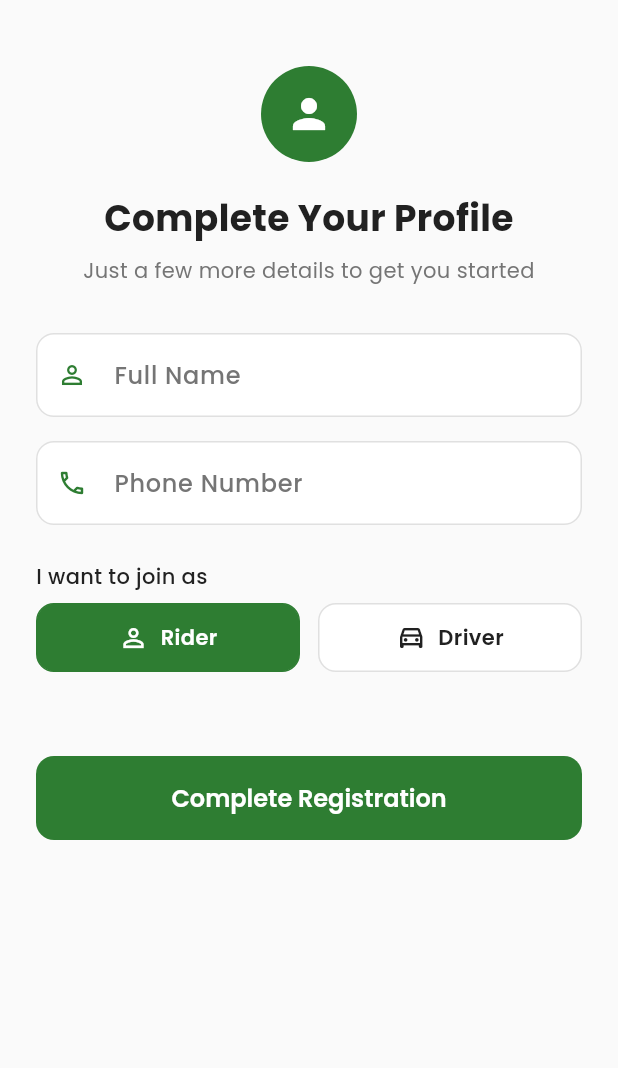
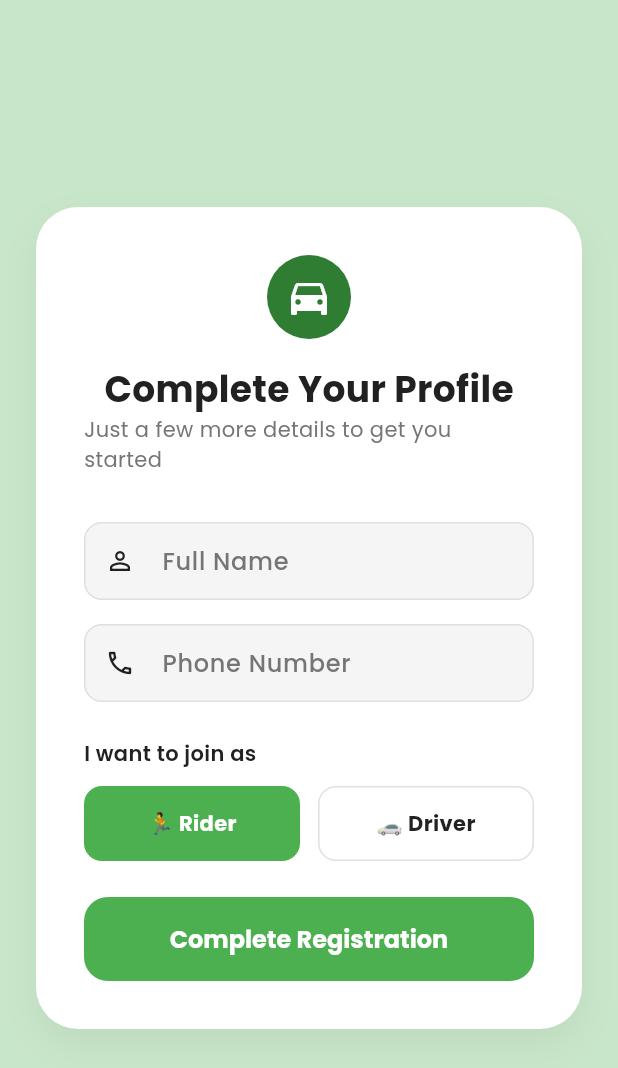
Before and after one commit to Adhikkesh/Eco-Ride, a Flutter app: the screen it shows once a user with an empty profile is signed in, on a phone screen of 412 x 824 dp. Shown: the top 1068 px of the screen. Run offline on Flutter 3.47's test engine with Material 3 defaults, Android fonts, the phone set to English and light mode, and no system bars; our stand-ins replace cloud_firestore, file_picker, firebase_auth, firebase_core, firebase_database, firebase_storage and 4 more; accounts and stored records are empty.

Commit message:
improved location permissions, errors, and refactor uploads to byte data

```diff
--- a/apps/mobile/lib/features/onboarding/screens/onboarding_screen.dart
+++ b/apps/mobile/lib/features/onboarding/screens/onboarding_screen.dart
@@ -1,13 +1,11 @@
 import 'dart:io';
-
-import 'package:file_picker/file_picker.dart';
+import 'package:flutter/foundation.dart';
 import 'package:flutter/material.dart';
 import 'package:google_fonts/google_fonts.dart';
 import 'package:intl/intl.dart';
-
+import 'package:file_picker/file_picker.dart';
 import '../../../core/constants/app_constants.dart';
 import '../../../core/services/auth_service.dart';
-import '../../auth/screens/login_screen.dart';
 
 class OnboardingScreen extends StatefulWidget {
   const OnboardingScreen({super.key});
@@ -18,8 +16,6 @@ class OnboardingScreen extends StatefulWidget {
 
 class _OnboardingScreenState extends State<OnboardingScreen> {
   final _formKey = GlobalKey<FormState>();
-
-  // State
   bool _isLoading = false;
   UserRole _selectedRole = UserRole.rider;
 
@@ -31,13 +27,18 @@ class _OnboardingScreenState extends State<OnboardingScreen> {
   final _plateNumberController = TextEditingController();
   final _modelController = TextEditingController();
   final _pollutionExpiryController = TextEditingController();
+  final _passengersController = TextEditingController();
   bool _isEv = false;
 
   // Files
-  File? _kycFile;
-  File? _licenseFile;
+  Uint8List? _kycBytes;
+  Uint8List? _licenseBytes;
   String? _kycFileName;
   String? _licenseFileName;
+
+  // Design Colors
+  static const Color sageGreen = Color(0xFFC8E6C9);
+  static const Color ecoGreen = Color(0xFF4CAF50);
 
   @override
   void initState() {
@@ -46,13 +47,11 @@ class _OnboardingScreenState extends State<OnboardingScreen> {
   }
 
   Future<void> _prefillData() async {
-    final user = await AuthService.instance.currentUser;
+    final user = AuthService.instance.currentUser;
     if (user != null) {
-      if (user.displayName != null && _nameController.text.isEmpty) {
       setState(() {
-          _nameController.text = user.displayName!;
+        _nameController.text = user.displayName ?? '';
       });
-      }
     }
   }
 
@@ -63,34 +62,48 @@ class _OnboardingScreenState extends State<OnboardingScreen> {
     _plateNumberController.dispose();
     _modelController.dispose();
     _pollutionExpiryController.dispose();
+    _passengersController.dispose();
     super.dispose();
   }
 
-  // File Picker
   Future<void> _pickFile(bool isKyc) async {
     try {
       final result = await FilePicker.platform.pickFiles(
         type: FileType.custom,
         allowedExtensions: ['jpg', 'jpeg', 'png', 'pdf'],
+        withData: kIsWeb, // Required for bytes on some platforms
       );
 
-      if (result != null && result.files.single.path != null) {
+      if (result != null && result.files.single.bytes != null) {
         setState(() {
           if (isKyc) {
-            _kycFile = File(result.files.single.path!);
+            _kycBytes = result.files.single.bytes;
             _kycFileName = result.files.single.name;
           } else {
-            _licenseFile = File(result.files.single.path!);
+            _licenseBytes = result.files.single.bytes;
+            _licenseFileName = result.files.single.name;
+          }
+        });
+      } else if (result != null && result.files.single.path != null) {
+        // Fallback for mobile if needed
+        final file = File(result.files.single.path!);
+        final bytes = await file.readAsBytes();
+        setState(() {
+          if (isKyc) {
+            _kycBytes = bytes;
+            _kycFileName = result.files.single.name;
+          } else {
+            _licenseBytes = bytes;
             _licenseFileName = result.files.single.name;
           }
         });
       }
     } catch (e) {
-      _showErrorSnackbar('Error picking file: $e');
+      debugPrint('Onboarding: File pick error: $e');
+      _showErrorSnackBar('Error picking file: $e');
     }
   }
 
-  // Date Picker
   Future<void> _pickDate() async {
     final picked = await showDatePicker(
       context: context,
@@ -109,12 +122,8 @@ class _OnboardingScreenState extends State<OnboardingScreen> {
     if (!_formKey.currentState!.validate()) return;
 
     if (_selectedRole == UserRole.driver) {
-      if (_licenseFile == null) {
-        _showErrorSnackbar('Driver License is required');
-        return;
-      }
-      if (_plateNumberController.text.isEmpty || _modelController.text.isEmpty || _pollutionExpiryController.text.isEmpty) {
-         _showErrorSnackbar('All vehicle details are required');
+      if (_licenseBytes == null) {
+        _showErrorSnackBar('Driver License is required');
         return;
       }
     }
@@ -123,23 +132,23 @@ class _OnboardingScreenState extends State<OnboardingScreen> {
 
     try {
       final user = AuthService.instance.currentUser;
-      if (user == null) throw const AuthException('User session expired');
+      if (user == null) throw const AuthException('User not authenticated');
 
       String? kycUrl;
       String? licenseUrl;
 
-      // Upload Files
+      // Upload Files if Driver
       if (_selectedRole == UserRole.driver) {
-         if (_kycFile != null) {
-            kycUrl = await AuthService.instance.uploadFile(
-               _kycFile!,
-               'drivers/${user.uid}/kyc/${DateTime.now().millisecondsSinceEpoch}_$_kycFileName'
+        if (_kycBytes != null) {
+          kycUrl = await AuthService.instance.uploadBytes(
+            _kycBytes!,
+            'drivers/${user.uid}/kyc/${DateTime.now().millisecondsSinceEpoch}_$_kycFileName',
           );
         }
-         if (_licenseFile != null) {
-            licenseUrl = await AuthService.instance.uploadFile(
-               _licenseFile!,
-               'drivers/${user.uid}/license/${DateTime.now().millisecondsSinceEpoch}_$_licenseFileName'
+        if (_licenseBytes != null) {
+          licenseUrl = await AuthService.instance.uploadBytes(
+            _licenseBytes!,
+            'drivers/${user.uid}/license/${DateTime.now().millisecondsSinceEpoch}_$_licenseFileName',
           );
         }
       }
@@ -148,180 +157,144 @@ class _OnboardingScreenState extends State<OnboardingScreen> {
         name: _nameController.text.trim(),
         phoneNumber: _phoneController.text.trim(),
         role: _selectedRole,
-        kycUrl: kycUrl,
-        licenseUrl: licenseUrl,
+        kycUrl: kycUrl ?? 'completed',
+        licenseUrl: licenseUrl ?? 'completed',
         plateNumber: _plateNumberController.text.trim().toUpperCase(),
-        model: _modelController.text.trim(),
+        vehicleModel: _modelController.text.trim(),
         isEv: _isEv,
         pollutionExpiry: _pollutionExpiryController.text,
+        passengerCapacity: int.tryParse(_passengersController.text.trim()),
       );
 
-      // Sign out immediately
-       await AuthService.instance.signOut();
-
       if (mounted) {
-         _showSuccessSnackbar('Profile Completed! Please sign in.');
-         // Navigate to Login Screen (clearing stack works best if we came from AuthGate)
-         // But since AuthGate catches the signOut, it will rebuild to Login Screen automatically.
-         // However, in some cases it's better to be explicit if we are inside a navigator.
-         // For OnboardingScreen which is shown by AuthGate, signOut will trigger rebuild.
+        ScaffoldMessenger.of(context).showSnackBar(
+          const SnackBar(content: Text('Profile Completed! Welcome to Eco-Ride.')),
+        );
       }
     } catch (e) {
-      if (mounted) {
-        _showErrorSnackbar(e.toString());
-      }
+      if (mounted) _showErrorSnackBar(e.toString());
     } finally {
-      if (mounted) {
-        setState(() => _isLoading = false);
-      }
+      if (mounted) setState(() => _isLoading = false);
     }
   }
 
-  void _showErrorSnackbar(String message) {
+  void _showErrorSnackBar(String message) {
     ScaffoldMessenger.of(context).showSnackBar(
-      SnackBar(
-        content: Text(message),
-        backgroundColor: Colors.red.shade700,
-        behavior: SnackBarBehavior.floating,
-      ),
-    );
-  }
-
-   void _showSuccessSnackbar(String message) {
-    ScaffoldMessenger.of(context).showSnackBar(
-      SnackBar(
-        content: Text(message),
-        backgroundColor: AppColors.primary,
-        behavior: SnackBarBehavior.floating,
-      ),
+      SnackBar(content: Text(message), backgroundColor: Colors.red),
     );
   }
 
   @override
   Widget build(BuildContext context) {
     return Scaffold(
-      backgroundColor: AppColors.background,
-      body: SafeArea(
+      backgroundColor: sageGreen,
+      body: Center(
         child: SingleChildScrollView(
-          padding: const EdgeInsets.all(24),
-          child: Form(
-            key: _formKey,
+          padding: const EdgeInsets.symmetric(horizontal: 24, vertical: 40),
           child: Column(
-              crossAxisAlignment: CrossAxisAlignment.stretch,
+            mainAxisAlignment: MainAxisAlignment.center,
             children: [
-                const SizedBox(height: 20),
-                Center(
-                  child: Container(
-                    padding: const EdgeInsets.all(16),
-                    decoration: BoxDecoration(
-                      color: AppColors.primary,
-                      shape: BoxShape.circle,
-                    ),
-                    child: const Icon(Icons.person, size: 32, color: Colors.white),
-                  ),
-                ),
-                const SizedBox(height: 20),
-                Text(
-                  'Complete Your Profile',
-                  textAlign: TextAlign.center,
-                  style: GoogleFonts.poppins(
-                    fontSize: 24,
-                    fontWeight: FontWeight.bold,
-                    color: AppColors.textPrimary,
-                  ),
-                ),
-                const SizedBox(height: 8),
-                Text(
-                  'Just a few more details to get you started',
-                  textAlign: TextAlign.center,
-                  style: GoogleFonts.poppins(
-                    fontSize: 14,
-                    color: AppColors.textSecondary,
-                  ),
-                ),
-                const SizedBox(height: 32),
-
-                // Name
-                TextFormField(
-                  controller: _nameController,
-                  decoration: _inputDecoration('Full Name', Icons.person_outline),
-                  validator: (v) => v?.isEmpty ?? true ? 'Name is required' : null,
-                ),
-                const SizedBox(height: 16),
-
-                // Phone
-                TextFormField(
-                  controller: _phoneController,
-                  decoration: _inputDecoration('Phone Number', Icons.phone_outlined),
-                  keyboardType: TextInputType.phone,
-                  validator: (v) => v?.isEmpty ?? true ? 'Phone is required' : null,
-                ),
-                const SizedBox(height: 24),
-
-                // Role Selection
-                Text('I want to join as', style: GoogleFonts.poppins(fontWeight: FontWeight.w500)),
-                const SizedBox(height: 8),
-                Row(
-                  children: [
-                    Expanded(child: _buildRoleButton(UserRole.rider, 'Rider', Icons.person_outline)),
-                    const SizedBox(width: 12),
-                    Expanded(child: _buildRoleButton(UserRole.driver, 'Driver', Icons.drive_eta_outlined)),
+              _buildMainCard(),
             ],
-                ),
-                const SizedBox(height: 24),
-
-                // Driver Fields
-                if (_selectedRole == UserRole.driver) _buildDriverFields(),
-
-                const SizedBox(height: 32),
-
-                // Submit Button
-                ElevatedButton(
-                  onPressed: _isLoading ? null : _handleSubmit,
-                  style: ElevatedButton.styleFrom(
-                    backgroundColor: AppColors.primary,
-                    foregroundColor: Colors.white,
-                    padding: const EdgeInsets.symmetric(vertical: 16),
-                    shape: RoundedRectangleBorder(borderRadius: BorderRadius.circular(12)),
-                    elevation: 0,
-                  ),
-                  child: _isLoading
-                    ? const SizedBox(height: 20, width: 20, child: CircularProgressIndicator(color: Colors.white, strokeWidth: 2))
-                    : Text(
-                        'Complete Registration',
-                        style: GoogleFonts.poppins(fontSize: 16, fontWeight: FontWeight.w600),
-                      ),
-                ),
-              ],
-            ),
           ),
         ),
       ),
     );
   }
 
-  Widget _buildRoleButton(UserRole role, String label, IconData icon) {
-    final isSelected = _selectedRole == role;
-    return InkWell(
-      onTap: () => setState(() => _selectedRole = role),
-      borderRadius: BorderRadius.circular(12),
-      child: Container(
-        padding: const EdgeInsets.symmetric(vertical: 12),
+  Widget _buildMainCard() {
+    return Container(
+      constraints: const BoxConstraints(maxWidth: 500),
+      padding: const EdgeInsets.all(32),
       decoration: BoxDecoration(
-          color: isSelected ? AppColors.primary : Colors.white,
-          border: Border.all(color: isSelected ? AppColors.primary : AppColors.lightGrey),
-          borderRadius: BorderRadius.circular(12),
+        color: Colors.white,
+        borderRadius: BorderRadius.circular(28),
+        boxShadow: [
+          BoxShadow(
+            color: Colors.black.withOpacity(0.05),
+            blurRadius: 20,
+            offset: const Offset(0, 10),
           ),
-        child: Row(
-          mainAxisAlignment: MainAxisAlignment.center,
+        ],
+      ),
+      child: Form(
+        key: _formKey,
+        child: Column(
           children: [
-            Icon(icon, color: isSelected ? Colors.white : AppColors.textPrimary, size: 20),
-            const SizedBox(width: 8),
+            // Icon
+            Container(
+              padding: const EdgeInsets.all(12),
+              decoration: BoxDecoration(
+                color: const Color(0xFF2E7D32),
+                shape: BoxShape.circle,
+              ),
+              child: const Icon(Icons.directions_car, color: Colors.white, size: 32),
+            ),
+            const SizedBox(height: 16),
+
+            // Title
             Text(
-              label,
+              'Complete Your Profile',
               style: GoogleFonts.poppins(
-                fontWeight: FontWeight.w600,
-                color: isSelected ? Colors.white : AppColors.textPrimary,
+                fontSize: 24,
+                fontWeight: FontWeight.bold,
+                color: const Color(0xFF212121),
+              ),
+            ),
+            Text(
+              'Just a few more details to get you started',
+              style: GoogleFonts.poppins(
+                fontSize: 14,
+                color: Colors.grey[600],
+              ),
+            ),
+            const SizedBox(height: 32),
+
+            // Basic Fields
+            _buildTextField(_nameController, 'Full Name', Icons.person_outline),
+            const SizedBox(height: 16),
+            _buildTextField(_phoneController, 'Phone Number', Icons.phone_outlined, keyboardType: TextInputType.phone),
+            const SizedBox(height: 24),
+
+            // Role Selector
+            Align(
+              alignment: Alignment.centerLeft,
+              child: Text(
+                'I want to join as',
+                style: GoogleFonts.poppins(fontWeight: FontWeight.w600, fontSize: 14),
+              ),
+            ),
+            const SizedBox(height: 12),
+            Row(
+              children: [
+                Expanded(child: _buildRoleChip(UserRole.rider, '🏃 Rider')),
+                const SizedBox(width: 12),
+                Expanded(child: _buildRoleChip(UserRole.driver, '🚗 Driver')),
+              ],
+            ),
+            const SizedBox(height: 24),
+
+            // Driver Specific Fields
+            if (_selectedRole == UserRole.driver) ...[
+              _buildDriverInformation(),
+              const SizedBox(height: 24),
+            ],
+
+            // Submit Button
+            SizedBox(
+              width: double.infinity,
+              height: 56,
+              child: ElevatedButton(
+                onPressed: _isLoading ? null : _handleSubmit,
+                style: ElevatedButton.styleFrom(
+                  backgroundColor: ecoGreen,
+                  foregroundColor: Colors.white,
+                  shape: RoundedRectangleBorder(borderRadius: BorderRadius.circular(16)),
+                  elevation: 0,
+                ),
+                child: _isLoading
+                  ? const CircularProgressIndicator(color: Colors.white)
+                  : Text('Complete Registration', style: GoogleFonts.poppins(fontSize: 16, fontWeight: FontWeight.bold)),
               ),
             ),
           ],
@@ -330,70 +303,102 @@ class _OnboardingScreenState extends State<OnboardingScreen> {
     );
   }
 
-  Widget _buildDriverFields() {
+  Widget _buildRoleChip(UserRole role, String label) {
+    final isSelected = _selectedRole == role;
+    return GestureDetector(
+      onTap: () => setState(() => _selectedRole = role),
+      child: Container(
+        padding: const EdgeInsets.symmetric(vertical: 14),
+        alignment: Alignment.center,
+        decoration: BoxDecoration(
+          color: isSelected ? ecoGreen : Colors.white,
+          borderRadius: BorderRadius.circular(12),
+          border: Border.all(color: isSelected ? ecoGreen : Colors.grey[300]!),
+        ),
+        child: Text(
+          label,
+          style: GoogleFonts.poppins(
+            fontWeight: FontWeight.bold,
+            color: isSelected ? Colors.white : Colors.black87,
+          ),
+        ),
+      ),
+    );
+  }
+
+  Widget _buildDriverInformation() {
     return Container(
-      padding: const EdgeInsets.all(20),
+      padding: const EdgeInsets.all(16),
       decoration: BoxDecoration(
-        color: const Color(0xFFF1F8E9), // Light green bg
+        color: const Color(0xFFF9FBE7),
         borderRadius: BorderRadius.circular(16),
-        border: Border.all(color: AppColors.primary.withOpacity(0.2)),
+        border: Border.all(color: Colors.lime[100]!),
       ),
       child: Column(
         crossAxisAlignment: CrossAxisAlignment.start,
         children: [
           Text(
             'Driver Information',
-            style: GoogleFonts.poppins(fontSize: 16, fontWeight: FontWeight.bold, color: AppColors.primary),
+            style: GoogleFonts.poppins(fontWeight: FontWeight.bold, color: const Color(0xFF689F38)),
           ),
           const SizedBox(height: 16),
-
-          // KYC Upload
-          _buildFileUpload('KYC Document', _kycFileName, () => _pickFile(true)),
+          _buildFileUpload('KYC Document (PDF,JPEG)', _kycFileName, () => _pickFile(true)),
+          const SizedBox(height: 12),
+          _buildFileUpload('Driver License (PDF,JPEG) *', _licenseFileName, () => _pickFile(false)),
           const SizedBox(height: 16),
-
-          // License Upload
-          _buildFileUpload('Driver License *', _licenseFileName, () => _pickFile(false)),
-          const SizedBox(height: 16),
-
-          // Plate Number
-          TextFormField(
-            controller: _plateNumberController,
-            decoration: _inputDecoration('Plate Number *', Icons.directions_car_outlined),
-            textCapitalization: TextCapitalization.characters,
-            validator: (v) => _selectedRole == UserRole.driver && (v?.isEmpty ?? true) ? 'Required' : null,
-          ),
-          const SizedBox(height: 16),
-
-          // Model
-          TextFormField(
-            controller: _modelController,
-            decoration: _inputDecoration('Vehicle Model *', Icons.commute_outlined),
-            validator: (v) => _selectedRole == UserRole.driver && (v?.isEmpty ?? true) ? 'Required' : null,
-          ),
-          const SizedBox(height: 16),
-
-          // EV Checkbox
-          CheckboxListTile(
+          _buildTextField(_plateNumberController, 'Plate Number *', Icons.pin_outlined),
+          const SizedBox(height: 12),
+          _buildTextField(_modelController, 'Vehicle Model *', Icons.directions_car_outlined),
+          const SizedBox(height: 12),
+          Row(
+            children: [
+              Transform.scale(
+                scale: 0.9,
+                child: Checkbox(
                   value: _isEv,
                   onChanged: (v) => setState(() => _isEv = v ?? false),
-            title: Text('This is an Electric Vehicle (EV)', style: GoogleFonts.poppins(fontSize: 14)),
-            activeColor: AppColors.primary,
-            contentPadding: EdgeInsets.zero,
-            controlAffinity: ListTileControlAffinity.leading,
+                  activeColor: ecoGreen,
                 ),
+              ),
+              Text('This is an Electric Vehicle (EV)', style: GoogleFonts.poppins(fontSize: 13)),
+            ],
+          ),
+          const SizedBox(height: 8),
+          const SizedBox(height: 12),
+          _buildTextField(_passengersController, 'Number of Passengers *', Icons.groups_outlined, keyboardType: TextInputType.number),
+          const SizedBox(height: 8),
+          _buildDateField(_pollutionExpiryController, 'Pollution Certificate Expiry *', _pickDate),
+        ],
+      ),
+    );
+  }
 
-          // Pollution Expiry
-          InkWell(
-            onTap: _pickDate,
+  Widget _buildTextField(TextEditingController controller, String label, IconData icon, {TextInputType? keyboardType}) {
+    return TextFormField(
+      controller: controller,
+      keyboardType: keyboardType,
+      decoration: InputDecoration(
+        labelText: label,
+        prefixIcon: Icon(icon, size: 20),
+        border: OutlineInputBorder(borderRadius: BorderRadius.circular(12)),
+        contentPadding: const EdgeInsets.symmetric(horizontal: 16, vertical: 14),
+      ),
+      validator: (v) => v?.isEmpty ?? true ? 'Required' : null,
+    );
+  }
+
+  Widget _buildDateField(TextEditingController controller, String label, VoidCallback onTap) {
+    return InkWell(
+      onTap: onTap,
       child: IgnorePointer(
         child: TextFormField(
-                controller: _pollutionExpiryController,
-                decoration: _inputDecoration('Pollution Certificate Expiry *', Icons.calendar_today),
-                validator: (v) => _selectedRole == UserRole.driver && (v?.isEmpty ?? true) ? 'Required' : null,
+          controller: controller,
+          decoration: InputDecoration(
+            labelText: label,
+            prefixIcon: const Icon(Icons.calendar_today, size: 20),
+            border: OutlineInputBorder(borderRadius: BorderRadius.circular(12)),
           ),
         ),
-          ),
-        ],
       ),
     );
   }
@@ -402,33 +407,36 @@ class _OnboardingScreenState extends State<OnboardingScreen> {
     return Column(
       crossAxisAlignment: CrossAxisAlignment.start,
       children: [
-        Text(label, style: GoogleFonts.poppins(fontSize: 14, fontWeight: FontWeight.w500)),
-        const SizedBox(height: 8),
+        Text(label, style: GoogleFonts.poppins(fontSize: 12, fontWeight: FontWeight.w500)),
+        const SizedBox(height: 6),
         InkWell(
           onTap: onTap,
-          borderRadius: BorderRadius.circular(12),
           child: Container(
-            padding: const EdgeInsets.all(16),
+            padding: const EdgeInsets.symmetric(horizontal: 16, vertical: 12),
             decoration: BoxDecoration(
-              border: Border.all(color: AppColors.primary.withOpacity(0.5), style: BorderStyle.solid),
+              border: Border.all(color: Colors.grey[300]!, style: BorderStyle.none),
               borderRadius: BorderRadius.circular(12),
               color: Colors.white,
             ),
             child: Row(
               children: [
-                Icon(Icons.upload_file, color: AppColors.primary),
+                OutlinedButton(
+                  onPressed: onTap,
+                  style: OutlinedButton.styleFrom(
+                    padding: const EdgeInsets.symmetric(horizontal: 8),
+                    minimumSize: const Size(60, 30),
+                  ),
+                  child: const Text('Choose file', style: TextStyle(fontSize: 10)),
+                ),
                 const SizedBox(width: 12),
                 Expanded(
                   child: Text(
-                    fileName ?? 'Tap to upload file',
-                    style: GoogleFonts.poppins(
-                      color: fileName != null ? AppColors.textPrimary : AppColors.textSecondary,
-                    ),
+                    fileName ?? 'No file chosen',
+                    style: const TextStyle(fontSize: 12, color: Colors.grey),
                     maxLines: 1,
                     overflow: TextOverflow.ellipsis,
                   ),
                 ),
-                if (fileName != null) const Icon(Icons.check_circle, color: AppColors.primary, size: 18),
               ],
             ),
           ),
@@ -436,26 +444,4 @@ class _OnboardingScreenState extends State<OnboardingScreen> {
       ],
     );
   }
-
-  InputDecoration _inputDecoration(String label, IconData icon) {
-    return InputDecoration(
-      labelText: label,
-      prefixIcon: Icon(icon, color: AppColors.primary, size: 20),
-      border: OutlineInputBorder(
-        borderRadius: BorderRadius.circular(12),
-        borderSide: const BorderSide(color: AppColors.lightGrey),
-      ),
-      enabledBorder: OutlineInputBorder(
-        borderRadius: BorderRadius.circular(12),
-        borderSide: const BorderSide(color: AppColors.lightGrey),
-      ),
-      focusedBorder: OutlineInputBorder(
-        borderRadius: BorderRadius.circular(12),
-        borderSide: const BorderSide(color: AppColors.primary, width: 2),
-      ),
-      filled: true,
-      fillColor: Colors.white,
-      contentPadding: const EdgeInsets.all(16),
-    );
 }
-}
```
Also changed, not shown: apps/mobile/lib/features/home/screens/home_screen.dart (+33 -10 lines). Lines whose indentation alone changed are shown as unchanged.
